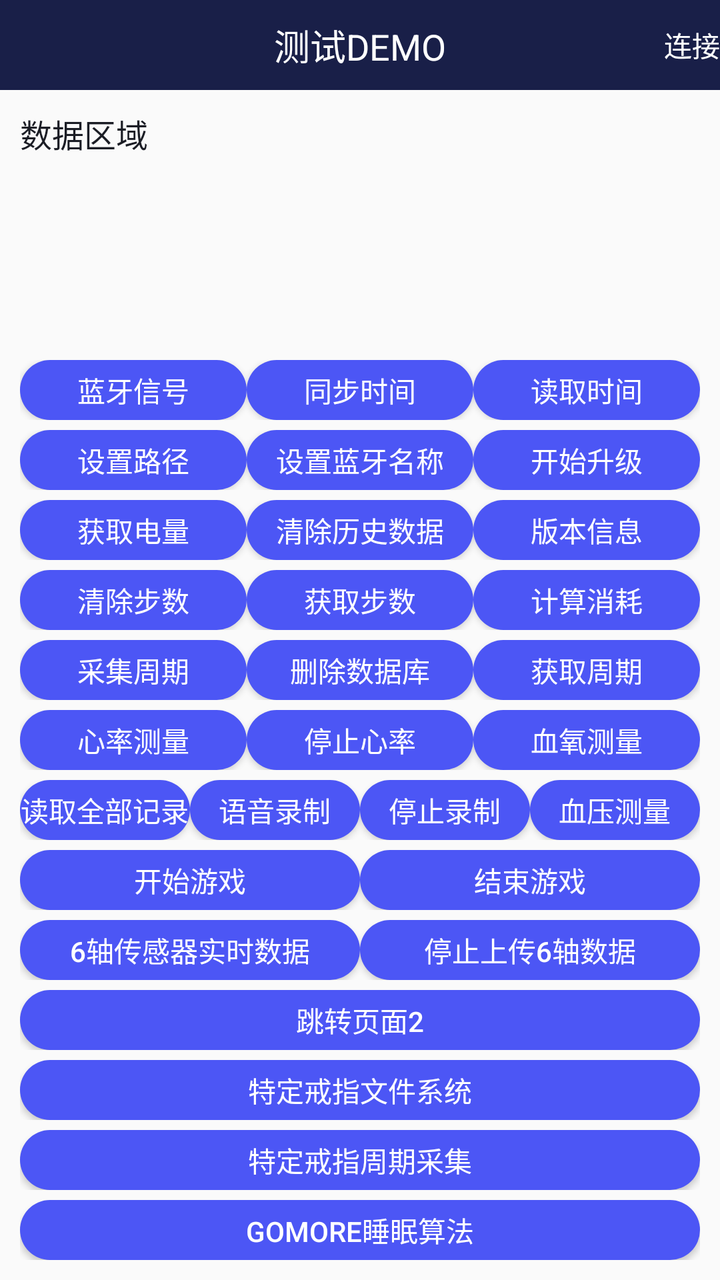
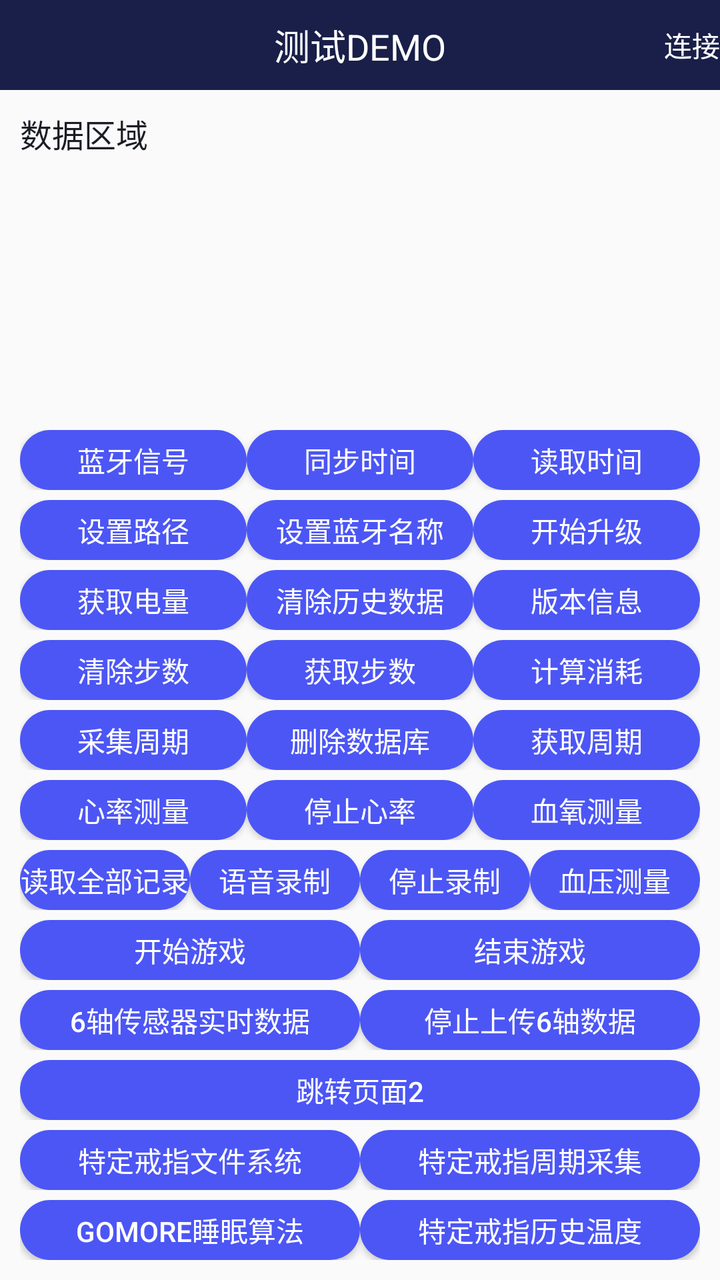

Two renders of the same Android screen: before a commit and after it. Below are the layout's source before the change and the commit's diff.
<!-- AndroidManifest.xml: application theme AppTheme -->
<!-- res/layout/activity_test.xml -->
<?xml version="1.0" encoding="utf-8"?>
<LinearLayout xmlns:android="http://schemas.android.com/apk/res/android"
    xmlns:app="http://schemas.android.com/apk/res-auto"
    xmlns:tools="http://schemas.android.com/tools"
    android:layout_width="match_parent"
    android:layout_height="match_parent"
    android:orientation="vertical"
    android:fitsSystemWindows="true"
    tools:context=".activity.TestActivity">

    <RelativeLayout
        android:layout_width="match_parent"
        android:layout_height="45dp"
        android:background="@color/colorPrimary">
        <TextView
            android:layout_width="wrap_content"
            android:layout_height="wrap_content"
            android:text="测试DEMO"
            android:textSize="18sp"
            android:layout_centerInParent="true"
            android:textColor="@color/white"/>
        <TextView
            android:id="@+id/tv_connect"
            android:layout_width="wrap_content"
            android:layout_height="wrap_content"
            android:text="连接"
            android:textSize="14sp"
            android:layout_centerVertical="true"
            android:layout_marginRight="@dimen/dp_10"
            android:layout_alignParentRight="true"
            android:textColor="@color/white"/>
    </RelativeLayout>
    <TextView
        android:id="@+id/tv_result"
        android:layout_width="match_parent"
        android:layout_height="0dp"
        android:layout_weight="1"
        android:text="数据区域"
        android:scrollbars="vertical"
        android:padding="10dp"
        android:lineSpacingExtra="5dp"
        android:textSize="16sp"
        android:textColor="@color/colorPrimaryDark"/>
    <LinearLayout
        android:layout_width="match_parent"
        android:layout_height="wrap_content"
        android:padding="10dp"
        android:orientation="vertical">
        <LinearLayout
            android:layout_width="match_parent"
            android:layout_height="30dp"
            android:layout_marginTop="5dp"
            android:orientation="horizontal">
            <Button
                android:id="@+id/bt_sys_control"
                android:layout_width="0dp"
                android:layout_weight="1"
                android:layout_height="wrap_content"
                android:text="蓝牙信号"
                android:textSize="14sp"
                android:textColor="@color/white"
                android:background="@drawable/button_bg_state"/>

            <Button
                android:id="@+id/bt_sync_time"
                android:layout_width="0dp"
                android:layout_weight="1"
                android:layout_height="wrap_content"
                android:text="同步时间"
                android:textSize="14sp"
                android:textColor="@color/white"
                android:background="@drawable/button_bg_state"/>
            <Button
                android:id="@+id/bt_read_time"
                android:layout_width="0dp"
                android:layout_weight="1"
                android:layout_height="wrap_content"
                android:text="读取时间"
                android:textSize="14sp"
                android:textColor="@color/white"
                android:background="@drawable/button_bg_state"/>
        </LinearLayout>

        <LinearLayout
            android:layout_width="match_parent"
            android:layout_height="30dp"
            android:layout_marginTop="5dp"
            android:orientation="horizontal">
            <Button
                android:id="@+id/bt_set_file"
                android:layout_width="0dp"
                android:layout_weight="1"
                android:layout_height="wrap_content"
                android:text="设置路径"
                android:textSize="14sp"
                android:textColor="@color/white"
                android:background="@drawable/button_bg_state"/>
            <Button
                android:id="@+id/bt_set_BlueTooth_Name"
                android:layout_width="0dp"
                android:layout_weight="1"
                android:layout_height="wrap_content"
                android:text="设置蓝牙名称"
                android:textSize="14sp"
                android:textColor="@color/white"
                android:background="@drawable/button_bg_state"/>
            <Button
                android:id="@+id/bt_start_update"
                android:layout_width="0dp"
                android:layout_weight="1"
                android:layout_height="wrap_content"
                android:text="开始升级"
                android:textSize="14sp"
                android:textColor="@color/white"
                android:background="@drawable/button_bg_state"/>
        </LinearLayout>

        <LinearLayout
            android:layout_width="match_parent"
            android:layout_height="30dp"
            android:layout_marginTop="5dp"
            android:orientation="horizontal">
            <Button
                android:id="@+id/bt_battery"
                android:layout_width="0dp"
                android:layout_weight="1"
                android:layout_height="wrap_content"
                android:text="获取电量"
                android:textSize="14sp"
                android:textColor="@color/white"
                android:background="@drawable/button_bg_state"/>
            <Button
                android:id="@+id/bt_clean_history"
                android:layout_width="0dp"
                android:layout_weight="1"
                android:layout_height="wrap_content"
                android:text="清除历史数据"
                android:textSize="14sp"
                android:textColor="@color/white"
                android:background="@drawable/button_bg_state"/>
            <Button
                android:id="@+id/bt_version"
                android:layout_width="0dp"
                android:layout_weight="1"
                android:layout_height="wrap_content"
                android:text="版本信息"
                android:textSize="14sp"
                android:textColor="@color/white"
                android:background="@drawable/button_bg_state"/>
        </LinearLayout>
        <LinearLayout
            android:layout_width="match_parent"
            android:layout_height="30dp"
            android:layout_marginTop="5dp"
            android:orientation="horizontal">
            <Button
                android:id="@+id/bt_clear_step"
                android:layout_width="0dp"
                android:layout_weight="1"
                android:layout_height="wrap_content"
                android:text="清除步数"
                android:textSize="14sp"
                android:textColor="@color/white"
                android:background="@drawable/button_bg_state"/>

            <Button
                android:id="@+id/bt_step"
                android:layout_width="0dp"
                android:layout_weight="1"
                android:layout_height="wrap_content"
                android:text="获取步数"
                android:textSize="14sp"
                android:textColor="@color/white"
                android:background="@drawable/button_bg_state"/>
            <Button
                android:id="@+id/bt_calculate_deplete"
                android:layout_width="0dp"
                android:layout_weight="1"
                android:layout_height="wrap_content"
                android:text="计算消耗"
                android:textSize="14sp"
                android:textColor="@color/white"
                android:background="@drawable/button_bg_state"/>
        </LinearLayout>
        <LinearLayout
            android:layout_width="match_parent"
            android:layout_height="30dp"
            android:layout_marginTop="5dp"
            android:orientation="horizontal">
            <Button
                android:id="@+id/bt_collection"
                android:layout_width="0dp"
                android:layout_weight="1"
                android:layout_height="wrap_content"
                android:text="采集周期"
                android:textSize="14sp"
                android:textColor="@color/white"
                android:background="@drawable/button_bg_state"/>
            <Button
                android:id="@+id/bt_delete_data"
                android:layout_width="0dp"
                android:layout_weight="1"
                android:layout_height="wrap_content"
                android:text="删除数据库"
                android:textSize="14sp"
                android:textColor="@color/white"
                android:background="@drawable/button_bg_state"/>
            <Button
                android:id="@+id/bt_get_collection"
                android:layout_width="0dp"
                android:layout_weight="1"
                android:layout_height="wrap_content"
                android:text="获取周期"
                android:textSize="14sp"
                android:textColor="@color/white"
                android:background="@drawable/button_bg_state"/>
        </LinearLayout>
        <LinearLayout
            android:layout_width="match_parent"
            android:layout_height="30dp"
            android:layout_marginTop="5dp"
            android:orientation="horizontal">
            <Button
                android:id="@+id/bt_heart"
                android:layout_width="0dp"
                android:layout_weight="1"
                android:layout_height="wrap_content"
                android:text="心率测量"
                android:textSize="14sp"
                android:textColor="@color/white"
                android:background="@drawable/button_bg_state"/>
            <Button
                android:id="@+id/bt_stop_heart"
                android:layout_width="0dp"
                android:layout_weight="1"
                android:layout_height="wrap_content"
                android:text="停止心率"
                android:textSize="14sp"
                android:textColor="@color/white"
                android:background="@drawable/button_bg_state"/>

            <Button
                android:id="@+id/bt_blood_oxygen"
                android:layout_width="0dp"
                android:layout_weight="1"
                android:layout_height="wrap_content"
                android:text="血氧测量"
                android:textSize="14sp"
                android:textColor="@color/white"
                android:background="@drawable/button_bg_state"/>
        </LinearLayout>
        <LinearLayout
            android:layout_width="match_parent"
            android:layout_height="30dp"
            android:layout_marginTop="5dp"
            android:orientation="horizontal">
            <Button
                android:id="@+id/bt_read_log"
                android:layout_width="0dp"
                android:layout_weight="1"
                android:layout_height="wrap_content"
                android:text="读取全部记录"
                android:textSize="14sp"
                android:textColor="@color/white"
                android:background="@drawable/button_bg_state"/>
            <Button
                android:id="@+id/bt_start_audio"
                android:layout_width="0dp"
                android:layout_weight="1"
                android:layout_height="wrap_content"
                android:text="语音录制"
                android:textSize="14sp"
                android:textColor="@color/white"
                android:background="@drawable/button_bg_state"/>
            <Button
                android:id="@+id/bt_stop_audio"
                android:layout_width="0dp"
                android:layout_weight="1"
                android:layout_height="wrap_content"
                android:text="停止录制"
                android:textSize="14sp"
                android:textColor="@color/white"
                android:background="@drawable/button_bg_state"/>
            <Button
                android:id="@+id/bt_blood_stress"
                android:layout_width="0dp"
                android:layout_weight="1"
                android:layout_height="wrap_content"
                android:text="血压测量"
                android:textSize="14sp"
                android:textColor="@color/white"
                android:background="@drawable/button_bg_state"/>
        </LinearLayout>
        <LinearLayout
            android:layout_width="match_parent"
            android:layout_height="30dp"
            android:layout_marginTop="5dp"
            android:orientation="horizontal">
            <Button
                android:id="@+id/bt_start_play"
                android:layout_width="0dp"
                android:layout_weight="1"
                android:layout_height="wrap_content"
                android:text="开始游戏"
                android:textSize="14sp"
                android:textColor="@color/white"
                android:background="@drawable/button_bg_state"/>
            <Button
                android:id="@+id/bt_stop_play"
                android:layout_width="0dp"
                android:layout_weight="1"
                android:layout_height="wrap_content"
                android:text="结束游戏"
                android:textSize="14sp"
                android:textColor="@color/white"
                android:background="@drawable/button_bg_state"/>
        </LinearLayout>
        <LinearLayout
            android:layout_width="match_parent"
            android:layout_height="30dp"
            android:layout_marginTop="5dp"
            android:orientation="horizontal">
            <Button
                android:id="@+id/bt_start_6_zhou"
                android:layout_width="0dp"
                android:layout_weight="1"
                android:layout_height="wrap_content"
                android:text="6轴传感器实时数据"
                android:textSize="14sp"
                android:textColor="@color/white"
                android:background="@drawable/button_bg_state"/>
            <Button
                android:id="@+id/bt_stop_6_zhou"
                android:layout_width="0dp"
                android:layout_weight="1"
                android:layout_height="wrap_content"
                android:text="停止上传6轴数据"
                android:textSize="14sp"
                android:textColor="@color/white"
                android:background="@drawable/button_bg_state"/>
        </LinearLayout>
        <LinearLayout
            android:layout_width="match_parent"
            android:layout_height="30dp"
            android:layout_marginTop="5dp"
            android:orientation="horizontal">
            <Button
                android:id="@+id/bt_jump_page2"
                android:layout_width="0dp"
                android:layout_weight="1"
                android:layout_height="wrap_content"
                android:text="跳转页面2"
                android:textSize="14sp"
                android:textColor="@color/white"
                android:background="@drawable/button_bg_state"/>
             </LinearLayout>

        <LinearLayout
            android:layout_width="match_parent"
            android:layout_height="30dp"
            android:layout_marginTop="5dp"
            android:orientation="horizontal">
            <Button
                android:id="@+id/bt_jump_pageFile"
                android:layout_width="0dp"
                android:layout_weight="1"
                android:layout_height="wrap_content"
                android:text="特定戒指文件系统"
                android:textSize="14sp"
                android:textColor="@color/white"
                android:background="@drawable/button_bg_state"/>
        </LinearLayout>
        <LinearLayout
            android:layout_width="match_parent"
            android:layout_height="30dp"
            android:layout_marginTop="5dp"
            android:orientation="horizontal">
            <Button
                android:id="@+id/bt_jump_pageCollection"
                android:layout_width="0dp"
                android:layout_weight="1"
                android:layout_height="wrap_content"
                android:text="特定戒指周期采集"
                android:textSize="14sp"
                android:textColor="@color/white"
                android:background="@drawable/button_bg_state"/>
        </LinearLayout>
        <LinearLayout
            android:layout_width="match_parent"
            android:layout_height="30dp"
            android:layout_marginTop="5dp"
            android:orientation="horizontal">
            <Button
                android:id="@+id/bt_jump_goMore"
                android:layout_width="0dp"
                android:layout_weight="1"
                android:layout_height="wrap_content"
                android:text="GoMore睡眠算法"
                android:textSize="14sp"
                android:textColor="@color/white"
                android:background="@drawable/button_bg_state"/>
        </LinearLayout>









    </LinearLayout>
</LinearLayout>
<!-- resources referenced by this layout -->
<resources>
  <color name="colorPrimary">#191F48</color>
  <color name="colorPrimaryDark">#1B1D25</color>
  <color name="white">#ffffff</color>
  <!-- drawable button_bg_state (drawable) -->
  <?xml version="1.0" encoding="utf-8"?>
  <selector xmlns:android="http://schemas.android.com/apk/res/android">
      <item android:state_pressed="false">
          <shape xmlns:android="http://schemas.android.com/apk/res/android">
              <corners android:radius="20dp" />
  
              <solid android:color="@color/lan_se" />
          </shape>
      </item>
      <item android:state_pressed="false">
          <shape xmlns:android="http://schemas.android.com/apk/res/android">
              <corners android:radius="20dp" />
  
              <solid android:color="@color/lan_se" />
          </shape>
      </item>
      <item android:state_pressed="true">
          <shape xmlns:android="http://schemas.android.com/apk/res/android">
              <corners android:radius="20dp" />
  
              <solid android:color="@color/lan_se_press" />
          </shape>
      </item>
  
  </selector>
  <style name="AppTheme" parent="Theme.AppCompat.Light.NoActionBar">
          
          <item name="colorPrimary">@color/colorPrimary</item>
          <item name="colorPrimaryDark">@color/colorPrimary</item>
          <item name="colorAccent">@color/colorAccent</item>
  
  
      </style>
  <color name="lan_se">#4C56F5</color>
  <color name="lan_se_press">#554C56F5</color>
  <color name="colorAccent">#03DAC5</color>
</resources>

<!-- the commit's change to res/layout/activity_test.xml (unified diff, before → after) -->
@@ -369,12 +369,6 @@
                 android:textSize="14sp"
                 android:textColor="@color/white"
                 android:background="@drawable/button_bg_state"/>
-        </LinearLayout>
-        <LinearLayout
-            android:layout_width="match_parent"
-            android:layout_height="30dp"
-            android:layout_marginTop="5dp"
-            android:orientation="horizontal">
             <Button
                 android:id="@+id/bt_jump_pageCollection"
                 android:layout_width="0dp"
@@ -396,6 +390,15 @@
                 android:layout_weight="1"
                 android:layout_height="wrap_content"
                 android:text="GoMore睡眠算法"
+                android:textSize="14sp"
+                android:textColor="@color/white"
+                android:background="@drawable/button_bg_state"/>
+            <Button
+                android:id="@+id/bt_jump_historyTemp"
+                android:layout_width="0dp"
+                android:layout_weight="1"
+                android:layout_height="wrap_content"
+                android:text="特定戒指历史温度"
                 android:textSize="14sp"
                 android:textColor="@color/white"
                 android:background="@drawable/button_bg_state"/>
